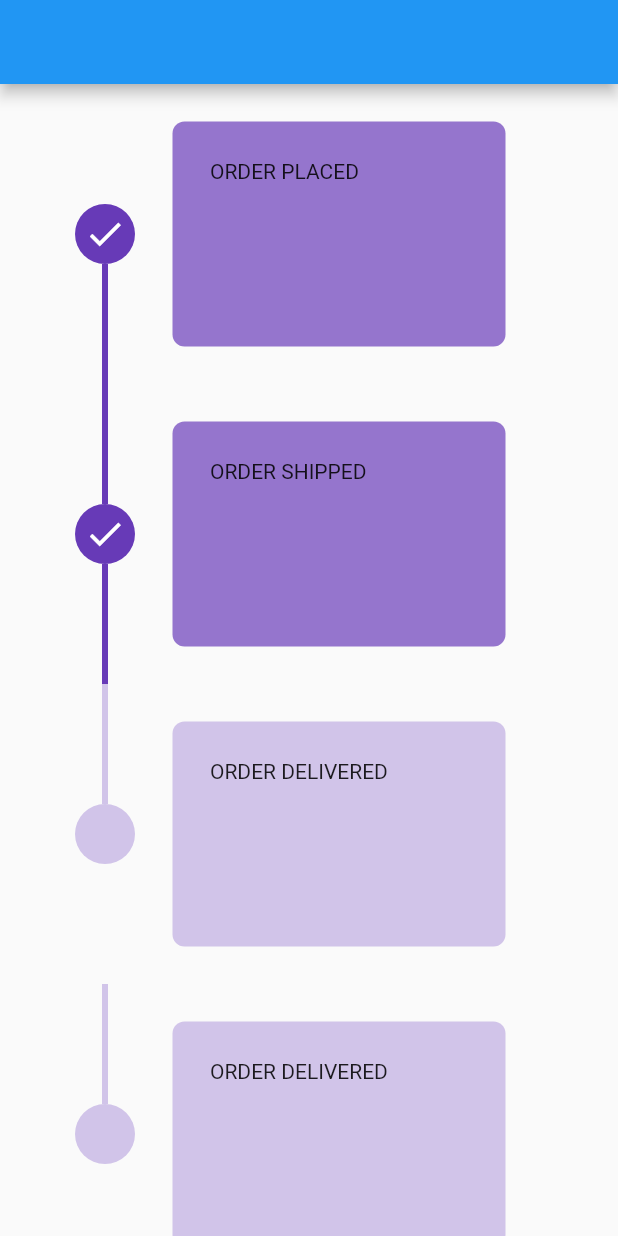
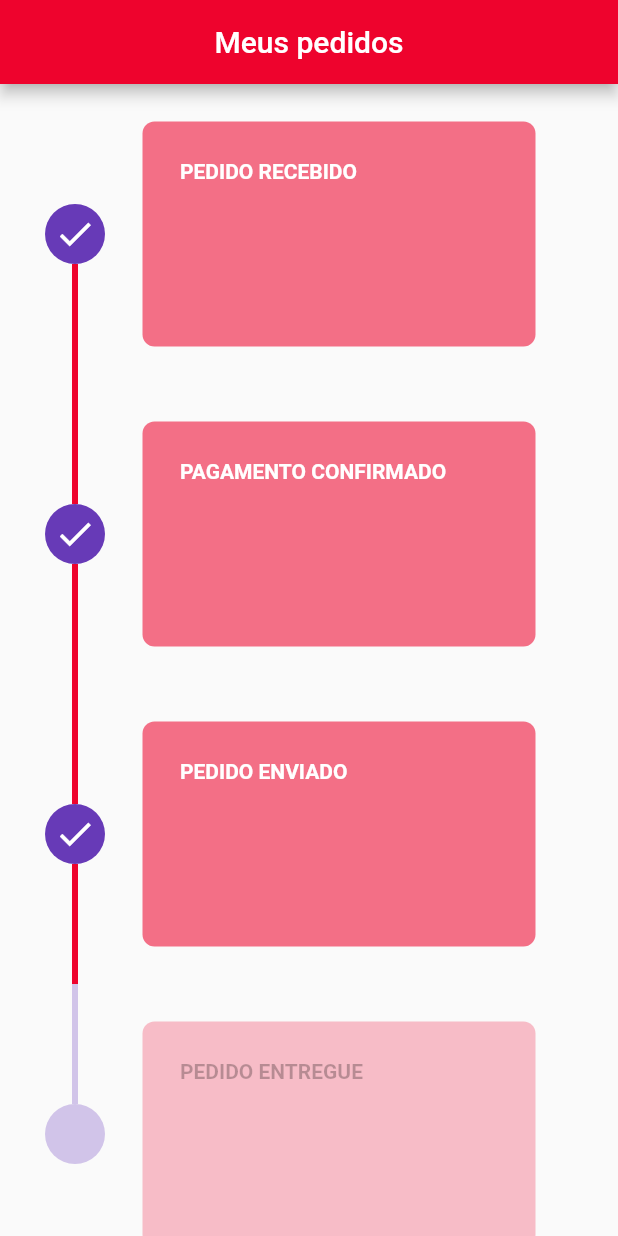
Before and after one commit to jailtonmendes/flutter-timeline-widget, a Flutter app: the screen it shows after launch, on a phone screen of 412 x 824 dp. Run offline on Flutter 3.47's test engine with Material 2 defaults, Android fonts, the phone set to English and light mode, and no system bars; drawn by our look-alikes of timeline_tile.

Commit message:
ajustes em cores na timeline

```diff
--- a/timeline/lib/components/event_card.dart
+++ b/timeline/lib/components/event_card.dart
@@ -15,7 +15,7 @@ class EventCard extends StatelessWidget {
       margin: const EdgeInsets.all(25),
       padding: const EdgeInsets.all(25),
       decoration: BoxDecoration(
-        color: isPast ? Colors.deepPurple[300] : Colors.deepPurple[100],
+        color: isPast ? const Color(0x90EE032D) : const Color(0x40EE032D),
         borderRadius: BorderRadius.circular(8),
       ),
       child: child,
--- a/timeline/lib/components/my_timeline_title.dart
+++ b/timeline/lib/components/my_timeline_title.dart
@@ -24,7 +24,8 @@ class MyTimeLineTile extends StatelessWidget {
         isLast: isLast,
         // decorate the lines
         beforeLineStyle: LineStyle(
-            color: isPast ? Colors.deepPurple : Colors.deepPurple.shade100),
+          color: isPast ? const Color(0xFFEE032D) : Colors.deepPurple.shade100,
+        ),
         // decorate the icon
         indicatorStyle: IndicatorStyle(
           width: 40,
--- a/timeline/lib/home_page.dart
+++ b/timeline/lib/home_page.dart
@@ -12,9 +12,13 @@ class _HomePageState extends State<HomePage> {
   @override
   Widget build(BuildContext context) {
     return Scaffold(
-      appBar: AppBar(),
+      appBar: AppBar(
+        backgroundColor: const Color(0xFFEE032D), // Cor hexadecimal corrigida
+        title: const Text('Meus pedidos'),
+        centerTitle: true,
+      ),
       body: Padding(
-        padding: const EdgeInsets.symmetric(horizontal: 50.0),
+        padding: const EdgeInsets.symmetric(horizontal: 30.0),
         child: ListView(
           children: const [
             // start timeline
@@ -22,28 +26,55 @@ class _HomePageState extends State<HomePage> {
               isFirst: true,
               isLast: false,
               isPast: true,
-                eventCard: Text("ORDER PLACED")),
+              eventCard: Text(
+                "PEDIDO RECEBIDO",
+                style: TextStyle(
+                  color: Colors.white,
+                  fontWeight: FontWeight.bold,
+                ),
+              ),
+            ),
 
             // middle timeline
             MyTimeLineTile(
               isFirst: false,
               isLast: false,
               isPast: true,
-                eventCard: Text("ORDER SHIPPED")),
+              eventCard: Text(
+                "PAGAMENTO CONFIRMADO",
+                style: TextStyle(
+                  color: Colors.white,
+                  fontWeight: FontWeight.bold,
+                ),
+              ),
+            ),
+
+            MyTimeLineTile(
+              isFirst: false,
+              isLast: false,
+              isPast: true,
+              eventCard: Text(
+                "PEDIDO ENVIADO",
+                style: TextStyle(
+                  color: Colors.white,
+                  fontWeight: FontWeight.bold,
+                ),
+              ),
+            ),
 
             // end timeline
             MyTimeLineTile(
               isFirst: false,
               isLast: true,
               isPast: false,
-              eventCard: Text("ORDER DELIVERED"),
+              eventCard: Text(
+                "PEDIDO ENTREGUE",
+                style: TextStyle(
+                  color: Colors.black26,
+                  fontWeight: FontWeight.bold,
                 ),
-            MyTimeLineTile(
-              isFirst: false,
-              isLast: true,
-              isPast: false,
-              eventCard: Text("ORDER DELIVERED"),
-            )
+              ),
+            ),
           ],
         ),
       ),
```
Lines whose indentation alone changed are shown as unchanged.
